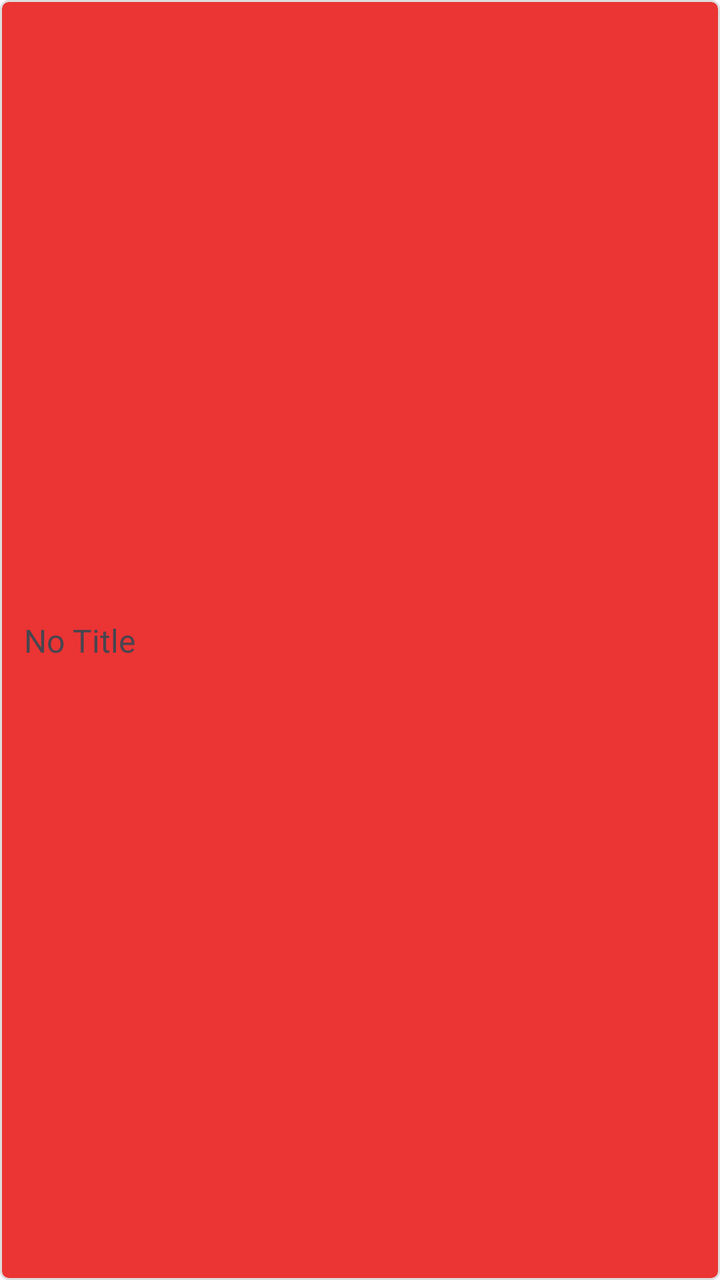
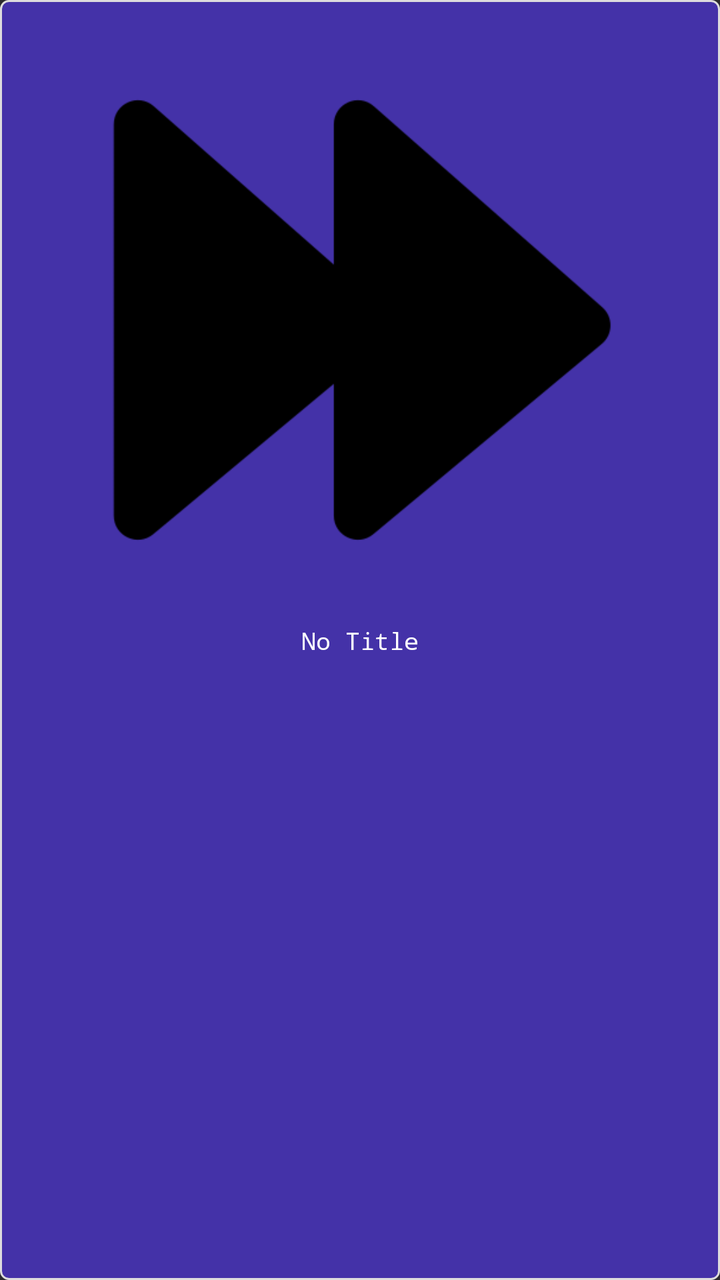

Two renders of the same Android screen: before a commit and after it. Below are the layout's source before the change and the commit's diff.
<!-- AndroidManifest.xml: application theme Theme.Videoplaybackerandroid -->
<!-- res/layout/video_item.xml -->
<?xml version="1.0" encoding="utf-8"?>
<androidx.constraintlayout.widget.ConstraintLayout xmlns:android="http://schemas.android.com/apk/res/android"
    xmlns:app="http://schemas.android.com/apk/res-auto"
    android:layout_width="match_parent"
    android:layout_height="wrap_content"
    android:layout_marginHorizontal="8dp"
    android:layout_marginVertical="4dp"
    android:background="@drawable/bg_row_item"
    android:clickable="true"
    android:focusable="true"
    android:padding="12dp">

    <TextView
        android:id="@+id/tvVideoName"
        android:layout_width="0dp"
        android:layout_height="wrap_content"
        android:text="No Title"
        android:textSize="16sp"
        app:layout_constraintBottom_toBottomOf="parent"
        app:layout_constraintEnd_toEndOf="parent"
        app:layout_constraintStart_toStartOf="parent"
        app:layout_constraintTop_toTopOf="parent" />

</androidx.constraintlayout.widget.ConstraintLayout>
<!-- resources referenced by this layout -->
<resources>
  <!-- drawable bg_row_item (drawable) -->
  <?xml version="1.0" encoding="utf-8"?>
  <shape xmlns:android="http://schemas.android.com/apk/res/android"
      android:shape="rectangle">
      <solid android:color="@color/Primary" />
      <stroke
          android:width="1dp"
          android:color="#DDDDDD" />
      <corners android:radius="4dp" />
  </shape>
  <style name="Theme.Videoplaybackerandroid" parent="Base.Theme.Videoplaybackerandroid" />
  <color name="Primary">#eb3434</color>
  <style name="Base.Theme.Videoplaybackerandroid" parent="Theme.Material3.DayNight.NoActionBar">
          
          
      </style>
</resources>

<!-- the commit's change to res/layout/video_item.xml (unified diff, before → after) -->
@@ -1,21 +1,35 @@
 <?xml version="1.0" encoding="utf-8"?>
 <androidx.constraintlayout.widget.ConstraintLayout xmlns:android="http://schemas.android.com/apk/res/android"
     xmlns:app="http://schemas.android.com/apk/res-auto"
-    android:layout_width="match_parent"
-    android:layout_height="wrap_content"
+    xmlns:tools="http://schemas.android.com/tools"
+    android:layout_width="200dp"
+    android:layout_height="200dp"
+    app:layout_constraintDimensionRatio="1:1"
     android:layout_marginHorizontal="8dp"
     android:layout_marginVertical="4dp"
     android:background="@drawable/bg_row_item"
     android:clickable="true"
     android:focusable="true"
-    android:padding="12dp">
+    android:padding="8dp">
+
+    <ImageView
+        android:id="@+id/thumbnail"
+        android:layout_width="match_parent"
+        android:layout_height="0dp"
+        android:src="@drawable/fast_forward"
+        android:contentDescription="Thumbnail"
+
+        app:layout_constraintBottom_toTopOf="@+id/tvVideoName"
+        app:layout_constraintEnd_toEndOf="parent"
+        app:layout_constraintStart_toStartOf="parent"
+        app:layout_constraintTop_toTopOf="parent" />
 
     <TextView
         android:id="@+id/tvVideoName"
-        android:layout_width="0dp"
+        android:layout_width="wrap_content"
         android:layout_height="wrap_content"
         android:text="No Title"
-        android:textSize="16sp"
+        android:textSize="12sp"
         app:layout_constraintBottom_toBottomOf="parent"
         app:layout_constraintEnd_toEndOf="parent"
         app:layout_constraintStart_toStartOf="parent"
<!-- resource entries referenced after the edit -->
@@ -10,11 +10,20 @@
           android:color="#DDDDDD" />
       <corners android:radius="4dp" />
   </shape>
+  <!-- drawable fast_forward: png bitmap (drawable, 7627 bytes) -->
   <style name="Theme.Videoplaybackerandroid" parent="Base.Theme.Videoplaybackerandroid" />
-  <color name="Primary">#eb3434</color>
+  <color name="Primary">#4432a8</color>
   <style name="Base.Theme.Videoplaybackerandroid" parent="Theme.Material3.DayNight.NoActionBar">
           
           
+          <item name="android:textColor">@color/white</item>
+          <item name="android:textColorHint">#666666</item>
+          <item name="android:colorBackground">@color/black</item>
+          <item name="colorOnSurface">@color/white</item>
+          <item name="colorOnBackground">@color/white</item>
+          <item name="android:fontFamily">monospace</item>
       </style>
+  <color name="white">#FFFFFF</color>
+  <color name="black">#2c2c2e</color>
 </resources>
 
